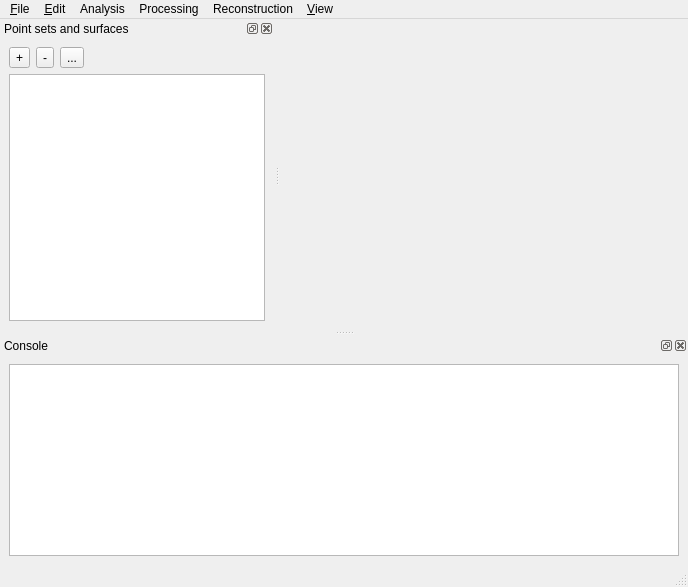
Before: the Qt Designer form Surface_reconstruction_points_3/demo/Surface_reconstruction_points_3/MainWindow.ui in CGAL/cgal, drawn with Qt 5.
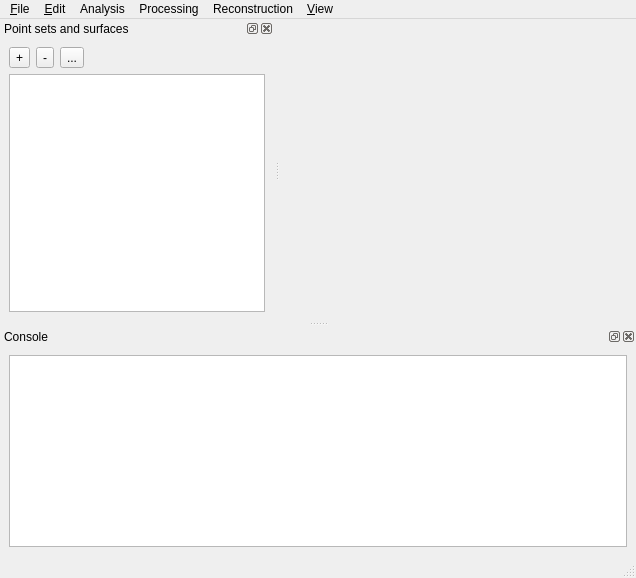
After: the same form once the commit is applied. Icons and pictures are not drawn. Custom widgets are drawn as their Qt base class.

Commit message: Fixed bug in Save As dialog

```diff
--- a/Surface_reconstruction_points_3/demo/Surface_reconstruction_points_3/MainWindow.ui
+++ b/Surface_reconstruction_points_3/demo/Surface_reconstruction_points_3/MainWindow.ui
@@ -5,8 +5,8 @@
    <rect>
     <x>0</x>
     <y>0</y>
-    <width>688</width>
-    <height>587</height>
+    <width>636</width>
+    <height>578</height>
    </rect>
   </property>
   <property name="windowTitle" >
@@ -17,7 +17,7 @@
     <normaloff>:/cgal/icons/resources/cgal_logo.xpm</normaloff>:/cgal/icons/resources/cgal_logo.xpm</iconset>
   </property>
   <widget class="QWidget" name="centralwidget" >
-   <layout class="QVBoxLayout" name="verticalLayout_2" >
+   <layout class="QVBoxLayout" >
     <item>
      <widget class="Viewer" native="1" name="viewer" >
       <property name="sizePolicy" >
@@ -38,8 +38,8 @@
     <rect>
      <x>0</x>
      <y>0</y>
-     <width>688</width>
-     <height>19</height>
+     <width>636</width>
+     <height>27</height>
     </rect>
    </property>
    <widget class="QMenu" name="menuFile" >
@@ -122,11 +122,11 @@
     <number>1</number>
    </attribute>
    <widget class="QWidget" name="dockWidgetContent" >
-    <layout class="QGridLayout" name="gridLayout_2" >
+    <layout class="QGridLayout" >
      <item row="0" column="0" >
-      <layout class="QVBoxLayout" name="verticalLayout" >
+      <layout class="QVBoxLayout" >
        <item>
-        <layout class="QHBoxLayout" name="horizontalLayout" >
+        <layout class="QHBoxLayout" >
          <item>
           <widget class="QToolButton" name="addButton" >
            <property name="text" >
@@ -161,11 +161,11 @@
           </widget>
          </item>
          <item>
-          <spacer name="horizontalSpacer" >
+          <spacer>
            <property name="orientation" >
             <enum>Qt::Horizontal</enum>
            </property>
-           <property name="sizeHint" stdset="0" >
+           <property name="sizeHint" >
             <size>
              <width>40</width>
              <height>20</height>
@@ -204,7 +204,7 @@
     <number>8</number>
    </attribute>
    <widget class="QWidget" name="dockWidgetContents" >
-    <layout class="QVBoxLayout" name="verticalLayout_3" >
+    <layout class="QVBoxLayout" >
      <item>
       <widget class="QTextEdit" name="consoleTextEdit" >
        <property name="readOnly" >
```
Left out of the diff: 28 changed lines with no effect on the pictures. The commit also changes 1 other file.
